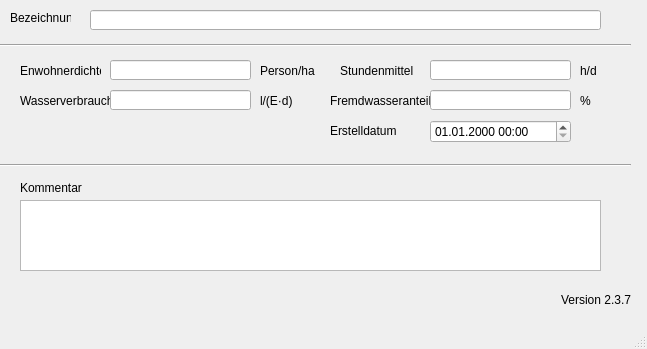
First picture: the form in qkan/database/templates/einzugsgebiete.ui, repository hoettges/QKan, before the edit.
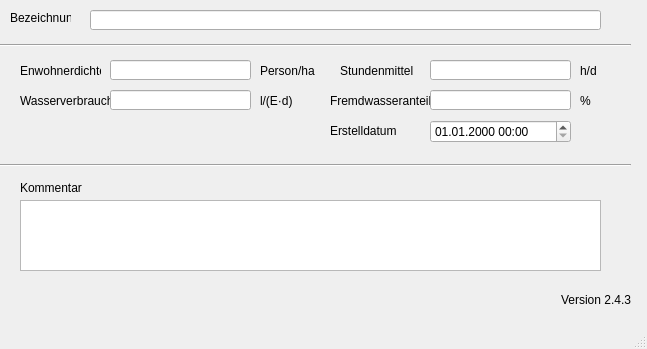
Second picture: the form after the edit. Custom widgets are drawn as their Qt base class.

```diff
--- a/qkan/database/templates/einzugsgebiete.ui
+++ b/qkan/database/templates/einzugsgebiete.ui
@@ -259,7 +259,7 @@
      <string>Version QKan Import</string>
     </property>
     <property name="text">
-     <string>Version 2.3.7</string>
+     <string>Version 2.4.3</string>
     </property>
     <property name="alignment">
      <set>Qt::AlignRight|Qt::AlignTrailing|Qt::AlignVCenter</set>
```
